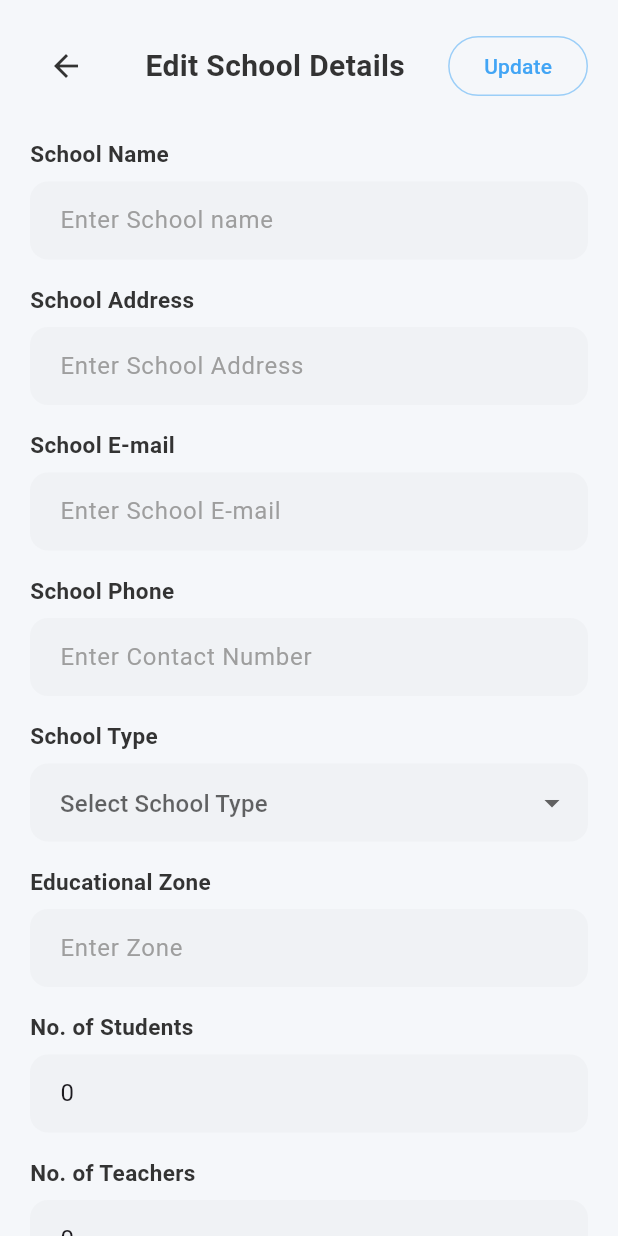
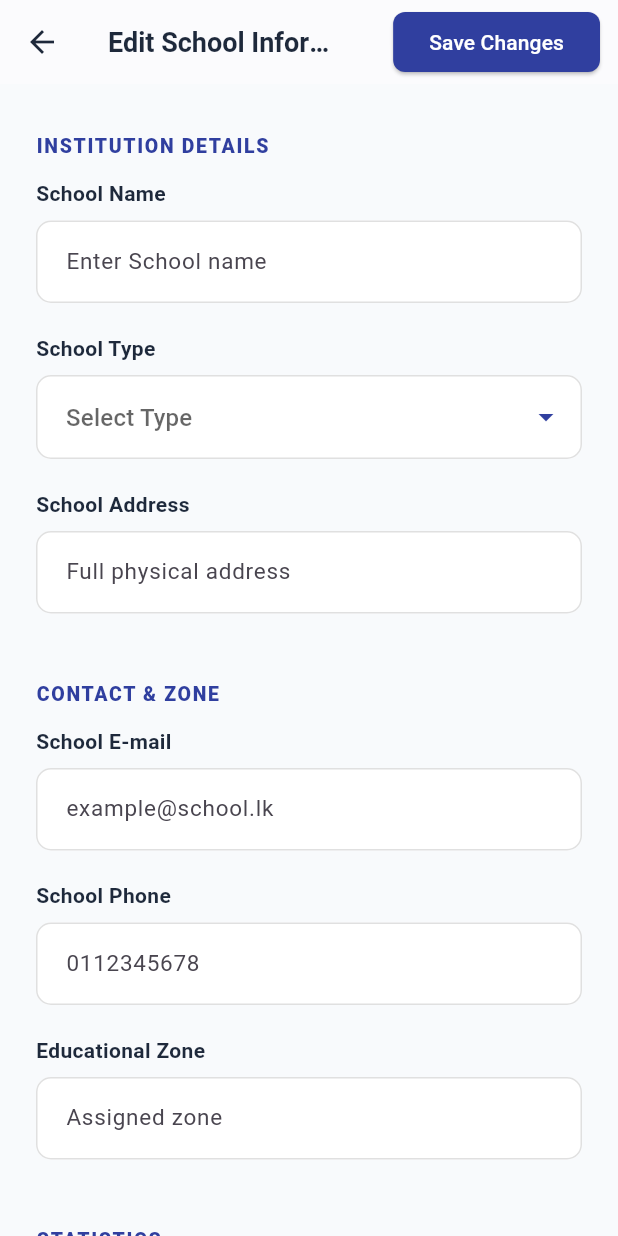
Before and after one commit to IrrigationDepartment/BuildCare, a Flutter app: the EditSchoolScreen screen opened directly with empty values, on a phone screen of 412 x 824 dp. Run offline on Flutter 3.47's test engine with Material 3 defaults, Android fonts, the light colour scheme and no system bars; our stand-ins replace cached_network_image, cloud_firestore, firebase_auth, firebase_core, firebase_storage, image_picker and 2 more; accounts and stored records are empty; statements that could not run were skipped.

Commit message:
Update edit_school_screen.dart

```diff
--- a/lib/screens/TO/edit_school_screen.dart
+++ b/lib/screens/TO/edit_school_screen.dart
@@ -5,8 +5,11 @@ class EditSchoolScreen extends StatefulWidget {
   final String schoolId;
   final Map<String, dynamic> schoolData;
 
-  const EditSchoolScreen(
-      {super.key, required this.schoolId, required this.schoolData});
+  const EditSchoolScreen({
+    super.key,
+    required this.schoolId,
+    required this.schoolData,
+  });
 
   @override
   State<EditSchoolScreen> createState() => _EditSchoolScreenState();
@@ -25,33 +28,25 @@ class _EditSchoolScreenState extends State<EditSchoolScreen> {
   late TextEditingController _teachersController;
   late TextEditingController _staffController;
 
-  // --- Dropdown & Checkboxes ---
   String? _selectedSchoolType;
-  final List<String> _schoolTypes = [
-    'Government',
-    'Semi-Government',
-    'Private',
-    'International',
-  ];
+  final List<String> _schoolTypes = ['Government', 'Semi-Government', 'Private', 'International'];
 
   bool _hasElectricity = false;
   bool _hasWaterSupply = false;
   bool _hasSanitation = false;
   bool _hasCommunication = false;
-
   bool _isLoading = false;
 
-  // --- Constants ---
-  static const Color kBackgroundColor = Color(0xFFF5F7FA);
-  static const Color kFieldColor = Color(0xFFF0F2F5);
-  static const Color kTextColor = Color(0xFF333333);
-  static const Color kPrimaryBlue = Color(0xFF42A5F5);
+  // --- EYE-CATCHING COLOR PALETTE ---
+  static const Color kPrimaryIndigo = Color(0xFF303F9F);
+  static const Color kAccentAmber = Color(0xFFFFC107);
+  static const Color kBgSlate = Color(0xFFF8FAFC);
+  static const Color kCardColor = Colors.white;
+  static const Color kTextDark = Color(0xFF1E293B);
 
   @override
   void initState() {
     super.initState();
-
-    // 1. Pre-fill Text Controllers
     _nameController = TextEditingController(text: widget.schoolData['schoolName']);
     _addressController = TextEditingController(text: widget.schoolData['schoolAddress']);
     _phoneController = TextEditingController(text: widget.schoolData['schoolPhone']);
@@ -61,28 +56,18 @@ class _EditSchoolScreenState extends State<EditSchoolScreen> {
     _teachersController = TextEditingController(text: widget.schoolData['numTeachers']?.toString());
     _staffController = TextEditingController(text: widget.schoolData['numNonAcademic']?.toString());
 
-    // 2. FIX FOR DROPDOWN CRASH
     String? incomingType = widget.schoolData['schoolType'];
-
-    // Check if the incoming value is actually in our list
     if (_schoolTypes.contains(incomingType)) {
       _selectedSchoolType = incomingType;
-    } else {
-      // If data mismatch (e.g. DB has "Government School" but list has "Government")
-      if (incomingType == 'Government School') {
+    } else if (incomingType == 'Government School') {
       _selectedSchoolType = 'Government';
-      } else {
-        // If completely unknown, set to null so user is forced to pick a new one
-        _selectedSchoolType = null;
-      }
     }
 
-    // 3. Pre-fill Checkboxes
-    final infrastructure = widget.schoolData['infrastructure'] as Map<String, dynamic>? ?? {};
-    _hasElectricity = infrastructure['electricity'] ?? false;
-    _hasWaterSupply = infrastructure['waterSupply'] ?? false;
-    _hasSanitation = infrastructure['sanitation'] ?? false;
-    _hasCommunication = infrastructure['communication'] ?? false;
+    final infra = widget.schoolData['infrastructure'] as Map<String, dynamic>? ?? {};
+    _hasElectricity = infra['electricity'] ?? false;
+    _hasWaterSupply = infra['waterSupply'] ?? false;
+    _hasSanitation = infra['sanitation'] ?? false;
+    _hasCommunication = infra['communication'] ?? false;
   }
 
   @override
@@ -99,9 +84,7 @@ class _EditSchoolScreenState extends State<EditSchoolScreen> {
   }
 
   Future<void> _updateSchool() async {
-    if (!_formKey.currentState!.validate()) {
-      return;
-    }
+    if (!_formKey.currentState!.validate()) return;
     setState(() => _isLoading = true);
 
     try {
@@ -110,7 +93,7 @@ class _EditSchoolScreenState extends State<EditSchoolScreen> {
         'schoolAddress': _addressController.text.trim(),
         'schoolPhone': _phoneController.text.trim(),
         'schoolEmail': _emailController.text.trim(),
-        'schoolType': _selectedSchoolType, // This will now be a valid value
+        'schoolType': _selectedSchoolType,
         'educationalZone': _zoneController.text.trim(),
         'numStudents': int.tryParse(_studentsController.text.trim()) ?? 0,
         'numTeachers': int.tryParse(_teachersController.text.trim()) ?? 0,
@@ -123,10 +106,7 @@ class _EditSchoolScreenState extends State<EditSchoolScreen> {
         },
       };
 
-      await FirebaseFirestore.instance
-          .collection('schools')
-          .doc(widget.schoolId)
-          .update(schoolData);
+      await FirebaseFirestore.instance.collection('schools').doc(widget.schoolId).update(schoolData);
 
       if (mounted) {
         ScaffoldMessenger.of(context).showSnackBar(
@@ -137,57 +117,93 @@ class _EditSchoolScreenState extends State<EditSchoolScreen> {
     } catch (e) {
       if (mounted) {
         ScaffoldMessenger.of(context).showSnackBar(
-          SnackBar(content: Text('Failed to update school: $e'), backgroundColor: Colors.red),
+          SnackBar(content: Text('Failed: $e'), backgroundColor: Colors.red),
         );
       }
     } finally {
-      if (mounted) {
-        setState(() => _isLoading = false);
-      }
+      if (mounted) setState(() => _isLoading = false);
     }
   }
 
   @override
   Widget build(BuildContext context) {
+    final double width = MediaQuery.of(context).size.width;
+    final bool isLargeScreen = width > 800;
+
     return Scaffold(
-      backgroundColor: kBackgroundColor,
-      body: SafeArea(
+      backgroundColor: kBgSlate,
+      appBar: AppBar(
+        title: const Text('Edit School Information', style: TextStyle(fontWeight: FontWeight.bold, fontSize: 18)),
+        backgroundColor: Colors.white,
+        foregroundColor: kTextDark,
+        elevation: 0.5,
+        actions: [
+          if (!_isLoading)
+            Padding(
+              padding: const EdgeInsets.symmetric(horizontal: 12, vertical: 8),
+              child: ElevatedButton(
+                onPressed: _updateSchool,
+                style: ElevatedButton.styleFrom(
+                  backgroundColor: kPrimaryIndigo,
+                  foregroundColor: Colors.white,
+                  shape: RoundedRectangleBorder(borderRadius: BorderRadius.circular(8)),
+                ),
+                child: const Text('Save Changes'),
+              ),
+            )
+          else
+            const Padding(padding: EdgeInsets.all(16), child: SizedBox(width: 20, height: 20, child: CircularProgressIndicator(strokeWidth: 2))),
+        ],
+      ),
+      body: Center(
+        child: Container(
+          constraints: const BoxConstraints(maxWidth: 1000), // Prevents overly wide forms on desktop
           child: SingleChildScrollView(
-          child: Padding(
-            padding: const EdgeInsets.all(20.0),
+            padding: const EdgeInsets.all(24.0),
             child: Form(
               key: _formKey,
               child: Column(
                 crossAxisAlignment: CrossAxisAlignment.start,
                 children: [
-                  _buildHeader(),
-                  const SizedBox(height: 24),
+                  _buildSectionHeader("Institution Details"),
+                  _buildResponsiveRow(isLargeScreen, [
                     _buildTextField(label: 'School Name', hint: 'Enter School name', controller: _nameController),
-                  _buildTextField(label: 'School Address', hint: 'Enter School Address', controller: _addressController),
+                    _buildDropdownField(),
+                  ]),
+                  _buildTextField(label: 'School Address', hint: 'Full physical address', controller: _addressController),
+
+                  const SizedBox(height: 16),
+                  _buildSectionHeader("Contact & Zone"),
+                  _buildResponsiveRow(isLargeScreen, [
                     _buildTextField(
                       label: 'School E-mail',
-                    hint: 'Enter School E-mail',
+                      hint: 'example@school.lk',
                       controller: _emailController,
                       keyboardType: TextInputType.emailAddress,
                       validator: (val) => (val != null && val.contains('@')) ? null : 'Enter valid email',
                     ),
                     _buildTextField(
                       label: 'School Phone',
-                    hint: 'Enter Contact Number',
+                      hint: '0112345678',
                       controller: _phoneController,
                       keyboardType: TextInputType.phone,
-                    validator: (val) => (val != null && val.length == 10) ? null : 'Enter 10 digit number',
+                      validator: (val) => (val != null && val.length == 10) ? null : 'Enter 10 digits',
                     ),
+                  ]),
+                  _buildTextField(label: 'Educational Zone', hint: 'Assigned zone', controller: _zoneController),
 
-                  // --- Dropdown (This caused the error) ---
-                  _buildDropdownField(),
+                  const SizedBox(height: 16),
+                  _buildSectionHeader("Statistics"),
+                  _buildResponsiveRow(isLargeScreen, [
+                    _buildTextField(label: 'No. of Students', hint: 'Total', controller: _studentsController, keyboardType: TextInputType.number, validator: _validateNumber),
+                    _buildTextField(label: 'No. of Teachers', hint: 'Total', controller: _teachersController, keyboardType: TextInputType.number, validator: _validateNumber),
+                    _buildTextField(label: 'No. of Staff', hint: 'Non-academic', controller: _staffController, keyboardType: TextInputType.number, validator: _validateNumber),
+                  ]),
 
-                  _buildTextField(label: 'Educational Zone', hint: 'Enter Zone', controller: _zoneController),
-                  _buildTextField(label: 'No. of Students', hint: 'Total students', controller: _studentsController, keyboardType: TextInputType.number, validator: _validateNumber),
-                  _buildTextField(label: 'No. of Teachers', hint: 'Total teachers', controller: _teachersController, keyboardType: TextInputType.number, validator: _validateNumber),
-                  _buildTextField(label: 'No. of Staff', hint: 'Total staff', controller: _staffController, keyboardType: TextInputType.number, validator: _validateNumber),
                   const SizedBox(height: 16),
-                  _buildInfrastructureCheckboxes(),
+                  _buildSectionHeader("Infrastructure Components"),
+                  _buildInfrastructureGrid(isLargeScreen),
+                  const SizedBox(height: 40), // Extra space at bottom for scrolling
                 ],
               ),
             ),
@@ -197,102 +213,86 @@ class _EditSchoolScreenState extends State<EditSchoolScreen> {
     );
   }
 
-  // --- Helper Widgets (Same as before) ---
-
-  Widget _buildHeader() {
+  // --- Helper: Responsive Row Switcher ---
+  Widget _buildResponsiveRow(bool isLarge, List<Widget> children) {
+    if (!isLarge) return Column(children: children);
     return Row(
-      mainAxisAlignment: MainAxisAlignment.spaceBetween,
-      children: [
-        IconButton(
-          icon: const Icon(Icons.arrow_back, color: kTextColor),
-          onPressed: () => Navigator.of(context).pop(),
-        ),
-        const Text('Edit School Details', style: TextStyle(fontSize: 20, fontWeight: FontWeight.bold, color: kTextColor)),
-        _isLoading
-            ? const CircularProgressIndicator()
-            : OutlinedButton(
-                onPressed: _updateSchool,
-                style: OutlinedButton.styleFrom(foregroundColor: kPrimaryBlue, side: BorderSide(color: kPrimaryBlue.withOpacity(0.5))),
-                child: const Text('Update'),
-              ),
-      ],
+      crossAxisAlignment: CrossAxisAlignment.start,
+      children: children.map((w) => Expanded(child: Padding(padding: const EdgeInsets.symmetric(horizontal: 8), child: w))).toList(),
     );
   }
 
-  Widget _buildDropdownField() {
+  Widget _buildSectionHeader(String title) {
     return Padding(
-      padding: const EdgeInsets.only(bottom: 16.0),
+      padding: const EdgeInsets.only(bottom: 12, top: 8),
+      child: Text(title.toUpperCase(), style: const TextStyle(fontSize: 13, fontWeight: FontWeight.w800, color: kPrimaryIndigo, letterSpacing: 1.1)),
+    );
+  }
+
+  Widget _buildTextField({required String label, required String hint, required TextEditingController controller, TextInputType keyboardType = TextInputType.text, String? Function(String?)? validator}) {
+    return Padding(
+      padding: const EdgeInsets.only(bottom: 20.0),
       child: Column(
         crossAxisAlignment: CrossAxisAlignment.start,
         children: [
-          const Text('School Type', style: TextStyle(fontSize: 15, fontWeight: FontWeight.bold, color: kTextColor)),
+          Text(label, style: const TextStyle(fontSize: 14, fontWeight: FontWeight.w600, color: kTextDark)),
           const SizedBox(height: 8),
-          DropdownButtonFormField<String>(
-            value: _selectedSchoolType, // This is now safely set in initState
-            items: _schoolTypes.map((String type) {
-              return DropdownMenuItem<String>(
-                value: type,
-                child: Text(type),
-              );
-            }).toList(),
-            onChanged: (newValue) => setState(() => _selectedSchoolType = newValue),
-            decoration: _fieldDecoration('Select School Type').copyWith(suffixIcon: const Icon(Icons.arrow_drop_down)),
-            validator: (value) => value == null ? 'Please select a school type' : null,
+          TextFormField(
+            controller: controller,
+            keyboardType: keyboardType,
+            style: const TextStyle(fontSize: 15),
+            decoration: _fieldDecoration(hint),
+            validator: validator ?? (value) => (value == null || value.isEmpty) ? 'Required' : null,
           ),
         ],
       ),
     );
   }
 
-  Widget _buildInfrastructureCheckboxes() {
-    return Column(
+  Widget _buildDropdownField() {
+    return Padding(
+      padding: const EdgeInsets.only(bottom: 20.0),
+      child: Column(
         crossAxisAlignment: CrossAxisAlignment.start,
         children: [
-        const Text('Infrastructure Components', style: TextStyle(fontSize: 15, fontWeight: FontWeight.bold, color: kTextColor)),
+          const Text('School Type', style: TextStyle(fontSize: 14, fontWeight: FontWeight.w600, color: kTextDark)),
           const SizedBox(height: 8),
-        Container(
-          padding: const EdgeInsets.all(8),
-          decoration: BoxDecoration(color: kFieldColor, borderRadius: BorderRadius.circular(12)),
-          child: Column(
-            children: [
-              _buildCheckboxTile('Electricity', _hasElectricity, (v) => setState(() => _hasElectricity = v!)),
-              _buildCheckboxTile('Water Supply', _hasWaterSupply, (v) => setState(() => _hasWaterSupply = v!)),
-              _buildCheckboxTile('Sanitation', _hasSanitation, (v) => setState(() => _hasSanitation = v!)),
-              _buildCheckboxTile('Communication', _hasCommunication, (v) => setState(() => _hasCommunication = v!)),
+          DropdownButtonFormField<String>(
+            value: _selectedSchoolType,
+            items: _schoolTypes.map((t) => DropdownMenuItem(value: t, child: Text(t))).toList(),
+            onChanged: (v) => setState(() => _selectedSchoolType = v),
+            decoration: _fieldDecoration('Select Type').copyWith(suffixIcon: const Icon(Icons.arrow_drop_down, color: kPrimaryIndigo)),
+            validator: (value) => value == null ? 'Selection required' : null,
+          ),
         ],
       ),
-        ),
-      ],
     );
   }
 
-  Widget _buildCheckboxTile(String title, bool value, Function(bool?) onChanged) {
-    return CheckboxListTile(
-      title: Text(title, style: const TextStyle(color: kTextColor)),
-      value: value,
-      onChanged: onChanged,
-      activeColor: kPrimaryBlue,
-      controlAffinity: ListTileControlAffinity.trailing,
-      dense: true,
-      contentPadding: EdgeInsets.zero,
+  Widget _buildInfrastructureGrid(bool isLarge) {
+    return Container(
+      decoration: BoxDecoration(color: kCardColor, borderRadius: BorderRadius.circular(12), border: Border.all(color: Colors.grey.shade200)),
+      child: Wrap(
+        children: [
+          _buildResponsiveCheckbox('Electricity', _hasElectricity, (v) => setState(() => _hasElectricity = v!), isLarge),
+          _buildResponsiveCheckbox('Water Supply', _hasWaterSupply, (v) => setState(() => _hasWaterSupply = v!), isLarge),
+          _buildResponsiveCheckbox('Sanitation', _hasSanitation, (v) => setState(() => _hasSanitation = v!), isLarge),
+          _buildResponsiveCheckbox('Communication', _hasCommunication, (v) => setState(() => _hasCommunication = v!), isLarge),
+        ],
+      ),
     );
   }
 
-  Widget _buildTextField({required String label, required String hint, required TextEditingController controller, TextInputType keyboardType = TextInputType.text, String? Function(String?)? validator}) {
-    return Padding(
-      padding: const EdgeInsets.only(bottom: 16.0),
-      child: Column(
-        crossAxisAlignment: CrossAxisAlignment.start,
-        children: [
-          Text(label, style: const TextStyle(fontSize: 15, fontWeight: FontWeight.bold, color: kTextColor)),
-          const SizedBox(height: 8),
-          TextFormField(
-            controller: controller,
-            keyboardType: keyboardType,
-            decoration: _fieldDecoration(hint),
-            validator: validator ?? (value) => (value == null || value.isEmpty) ? 'Field cannot be empty' : null,
-          ),
-        ],
+  Widget _buildResponsiveCheckbox(String title, bool value, Function(bool?) onChanged, bool isLarge) {
+    return SizedBox(
+      width: isLarge ? 249 : double.infinity, // Grid effect on large screens
+      child: CheckboxListTile(
+        title: Text(title, style: const TextStyle(fontSize: 14, color: kTextDark)),
+        value: value,
+        onChanged: onChanged,
+        activeColor: kPrimaryIndigo,
+        controlAffinity: ListTileControlAffinity.leading,
+        dense: true,
       ),
     );
   }
@@ -300,19 +300,19 @@ class _EditSchoolScreenState extends State<EditSchoolScreen> {
   InputDecoration _fieldDecoration(String hint) {
     return InputDecoration(
       hintText: hint,
-      hintStyle: TextStyle(color: Colors.grey.shade500),
       filled: true,
-      fillColor: kFieldColor,
-      contentPadding: const EdgeInsets.symmetric(horizontal: 16, vertical: 14),
-      border: OutlineInputBorder(borderRadius: BorderRadius.circular(12), borderSide: BorderSide.none),
-      enabledBorder: OutlineInputBorder(borderRadius: BorderRadius.circular(12), borderSide: BorderSide.none),
-      focusedBorder: OutlineInputBorder(borderRadius: BorderRadius.circular(12), borderSide: const BorderSide(color: kPrimaryBlue, width: 2.0)),
+      fillColor: kCardColor,
+      contentPadding: const EdgeInsets.symmetric(horizontal: 16, vertical: 16),
+      enabledBorder: OutlineInputBorder(borderRadius: BorderRadius.circular(10), borderSide: BorderSide(color: Colors.grey.shade300)),
+      focusedBorder: OutlineInputBorder(borderRadius: BorderRadius.circular(10), borderSide: const BorderSide(color: kPrimaryIndigo, width: 2.0)),
+      errorBorder: OutlineInputBorder(borderRadius: BorderRadius.circular(10), borderSide: const BorderSide(color: Colors.redAccent)),
+      focusedErrorBorder: OutlineInputBorder(borderRadius: BorderRadius.circular(10), borderSide: const BorderSide(color: Colors.redAccent, width: 2.0)),
     );
   }
 
   String? _validateNumber(String? value) {
     if (value == null || value.isEmpty) return 'Required';
-    if (int.tryParse(value) == null) return 'Invalid number';
+    if (int.tryParse(value) == null) return 'Numbers only';
     return null;
   }
 }
```
Lines whose indentation alone changed are shown as unchanged.
